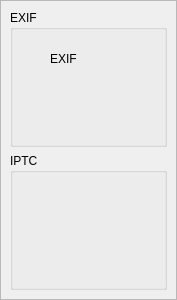
Qt form exifdisplayscrollarea.ui (athoune/Ema) before a commit.
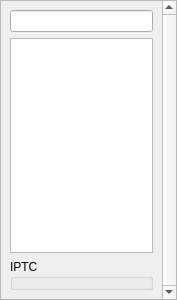
The same form after that commit.

Commit message: Display EXIF metadata

```diff
--- a/exifdisplayscrollarea.ui
+++ b/exifdisplayscrollarea.ui
@@ -13,6 +13,9 @@
   <property name="windowTitle">
    <string>ScrollArea</string>
   </property>
+  <property name="verticalScrollBarPolicy">
+   <enum>Qt::ScrollBarAlwaysOn</enum>
+  </property>
   <property name="widgetResizable">
    <bool>true</bool>
   </property>
@@ -21,33 +24,19 @@
     <rect>
      <x>0</x>
      <y>0</y>
-     <width>173</width>
+     <width>158</width>
      <height>296</height>
     </rect>
    </property>
    <layout class="QVBoxLayout" name="verticalLayout">
     <item>
-     <widget class="QGroupBox" name="groupBox">
-      <property name="title">
-       <string>EXIF</string>
-      </property>
-      <widget class="QLabel" name="exifLabel">
-       <property name="geometry">
-        <rect>
-         <x>40</x>
-         <y>40</y>
-         <width>59</width>
-         <height>18</height>
-        </rect>
-       </property>
-       <property name="text">
-        <string>EXIF</string>
-       </property>
-      </widget>
-     </widget>
+     <widget class="QLineEdit" name="exifDataLabel"/>
     </item>
     <item>
-     <widget class="QGroupBox" name="groupBox_2">
+     <widget class="QListWidget" name="listWidget"/>
+    </item>
+    <item>
+     <widget class="QGroupBox" name="groupBox_IPTC">
       <property name="title">
        <string>IPTC</string>
       </property>
```
The commit also changes 13 other files.
